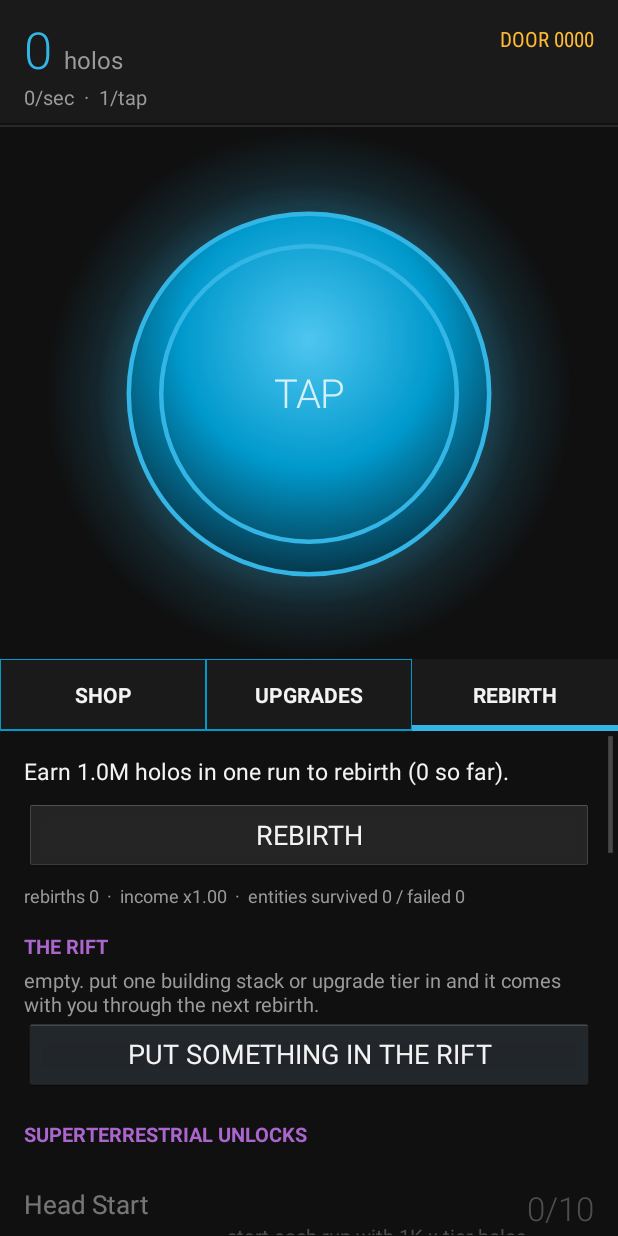
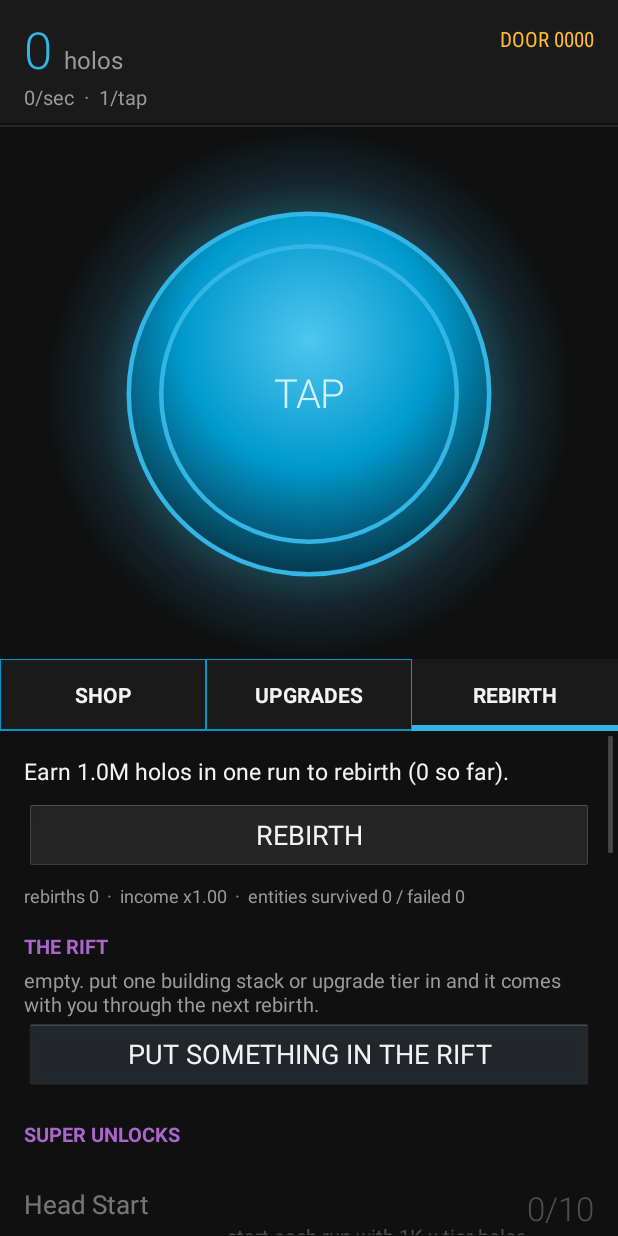
Before and after one commit to jhu7600codes/Zenless, an Android app: the MainActivity screen opened directly, with no data from a screen before it, after a tap on "REBIRTH", on a phone screen of 412 x 824 dp. Run offline under Robolectric (Android 15) with nearby library versions, the phone set to English and light mode, and no system bars; 1 other tap on this screen came first.

Commit message:
Admin rework: ADMIN button with a full cheat panel, rename to Supers
The admin toggle in the rebirth tab is replaced by an ADMIN button next
to the holo counter (after the first rebirth). It opens a panel to add
holos and Supers, open/skip doors, spawn any entity (hold for SUPER),
toggle no entities / invincible, switch difficulty mid run, force a
free rebirth, add rebirths, bump buildings, max upgrades and unlocks,
multiply income and run an autoclicker. Superterrestrial items are now
called Supers. Rebuilt apk.

Co-Authored-By: Claude Opus 5.5 <noreply@anthropic.com>
Claude-Session: https://claude.ai/code/session_01KLGVH1XqxFMwV4DYUYEroL

```diff
--- a/app/src/main/java/com/zenless/game/Economy.java
+++ b/app/src/main/java/com/zenless/game/Economy.java
@@ -13,9 +13,9 @@ public final class Economy {
         this.s = s;
     }
 
-    /** Permanent income multiplier from superterrestrial items and meta upgrades. */
+    /** Permanent income multiplier from Supers and meta upgrades (and the admin income cheat). */
     public double globalMult() {
-        return (1 + 0.10 * s.stLifetime) * (1 + 0.25 * s.meta[MetaUpgrade.ETERNAL_GLOW]);
+        return (1 + 0.10 * s.stLifetime) * (1 + 0.25 * s.meta[MetaUpgrade.ETERNAL_GLOW]) * s.cheatIncomeMult;
     }
 
     /** Per tier upgrade effects get scaled by this (super hard halves them). */
@@ -115,9 +115,18 @@ public final class Economy {
         return true;
     }
 
+    /** Admin: rebirth no matter how much was earned, at least 1 Super. */
+    public long forceRebirth() {
+        return doRebirth(Math.max(1, rebirthReward()));
+    }
+
     public long rebirth() {
         long reward = rebirthReward();
         if (reward <= 0) return 0;
+        return doRebirth(reward);
+    }
+
+    private long doRebirth(long reward) {
         s.stItems += reward;
         s.stLifetime += reward;
         s.rebirths++;
--- a/app/src/main/java/com/zenless/game/GameState.java
+++ b/app/src/main/java/com/zenless/game/GameState.java
@@ -43,6 +43,12 @@ public final class GameState {
     public int riftIndex;
     public boolean riftEverUsed;
     public long lifetimeTaps;
+
+    // admin panel cheats
+    public boolean cheatNoEntities;
+    public boolean cheatInvincible;
+    public boolean cheatAutoClick;
+    public int cheatIncomeMult = 1;
     public int survivedSuper;
     public double lifetimeEarned;
     public int entitiesSurvived;
@@ -76,6 +82,10 @@ public final class GameState {
         riftEverUsed = p.getBoolean("riftEverUsed", false);
         lifetimeTaps = p.getLong("lifetimeTaps", runTaps);
         survivedSuper = p.getInt("survivedSuper", 0);
+        cheatNoEntities = p.getBoolean("cheatNoEntities", false);
+        cheatInvincible = p.getBoolean("cheatInvincible", false);
+        cheatAutoClick = p.getBoolean("cheatAutoClick", false);
+        cheatIncomeMult = Math.max(1, p.getInt("cheatIncomeMult", 1));
     }
 
     /** Admin panel was used at some point: achievements and the rift are off for good. */
@@ -110,6 +120,10 @@ public final class GameState {
         e.putBoolean("riftEverUsed", riftEverUsed);
         e.putLong("lifetimeTaps", lifetimeTaps);
         e.putInt("survivedSuper", survivedSuper);
+        e.putBoolean("cheatNoEntities", cheatNoEntities);
+        e.putBoolean("cheatInvincible", cheatInvincible);
+        e.putBoolean("cheatAutoClick", cheatAutoClick);
+        e.putInt("cheatIncomeMult", cheatIncomeMult);
         e.apply();
     }
 
--- a/app/src/main/java/com/zenless/game/MainActivity.java
+++ b/app/src/main/java/com/zenless/game/MainActivity.java
@@ -12,11 +12,9 @@ import android.view.HapticFeedbackConstants;
 import android.view.View;
 import android.widget.AdapterView;
 import android.widget.Button;
-import android.widget.CompoundButton;
 import android.widget.FrameLayout;
 import android.widget.ListView;
 import android.widget.ProgressBar;
-import android.widget.Switch;
 import android.widget.TextView;
 import android.widget.Toast;
 
@@ -53,8 +51,9 @@ public class MainActivity extends Activity implements EventManager.Listener {
 
     private TextView rebirthInfo, statsText;
     private Button rebirthButton;
-    private View adminPanel, adminButtons;
-    private Switch adminSwitch;
+    private View adminButton;
+    private AdminPanel admin;
+    private long autoClickAcc;
     private TextView riftInfo;
     private Button riftButton;
 
@@ -99,6 +98,30 @@ public class MainActivity extends Activity implements EventManager.Listener {
 
         FrameLayout layer = (FrameLayout) findViewById(R.id.enemyLayer);
         events = new EventManager(this, layer, sfx, state, eco, this);
+        admin = new AdminPanel(this, state, eco, events, new AdminPanel.Host() {
+            @Override
+            public void refreshAll() {
+                MainActivity.this.refreshAll();
+            }
+
+            @Override
+            public boolean spawn(EnemyType t, boolean buffed) {
+                return events.trigger(t, buffed);
+            }
+
+            @Override
+            public void askDifficulty() {
+                refreshAll();
+                MainActivity.this.askDifficulty();
+            }
+        });
+        adminButton = findViewById(R.id.adminButton);
+        adminButton.setOnClickListener(new View.OnClickListener() {
+            @Override
+            public void onClick(View v) {
+                openAdmin();
+            }
+        });
         if (practice != null) {
             events.setDoorsEnabled(false);
             // wait for layout so the entity knows the screen size
@@ -189,6 +212,14 @@ public class MainActivity extends Activity implements EventManager.Listener {
             long dt = Math.min(100, now - lastFrame);
             lastFrame = now;
             events.tick(dt);
+            if (state.cheatAutoClick && !events.isActive()) {
+                // 15 taps a second
+                autoClickAcc += dt;
+                while (autoClickAcc >= 66) {
+                    autoClickAcc -= 66;
+                    circle.tapCenter();
+                }
+            }
             doorProgress.setProgress(events.isActive() ? 1000 : (int) (events.doorProgress() * 1000));
             handler.postDelayed(this, 16);
         }
@@ -345,10 +376,6 @@ public class MainActivity extends Activity implements EventManager.Listener {
         rebirthInfo = (TextView) header.findViewById(R.id.rebirthInfo);
         statsText = (TextView) header.findViewById(R.id.stats);
         rebirthButton = (Button) header.findViewById(R.id.rebirthButton);
-        adminPanel = header.findViewById(R.id.adminPanel);
-        adminButtons = header.findViewById(R.id.adminButtons);
-        adminSwitch = (Switch) header.findViewById(R.id.adminSwitch);
-
         rebirthButton.setOnClickListener(new View.OnClickListener() {
             @Override
             public void onClick(View v) {
@@ -356,19 +383,6 @@ public class MainActivity extends Activity implements EventManager.Listener {
             }
         });
 
-        adminSwitch.setChecked(state.adminEnabled);
-        adminSwitch.setOnCheckedChangeListener(new CompoundButton.OnCheckedChangeListener() {
-            @Override
-            public void onCheckedChanged(CompoundButton b, boolean on) {
-                if (on && !state.adminEverUsed) {
-                    confirmAdmin();
-                    return;
-                }
-                state.adminEnabled = on && state.adminUnlocked;
-                state.save(MainActivity.this);
-                refreshRebirth();
-            }
-        });
         riftInfo = (TextView) header.findViewById(R.id.riftInfo);
         riftButton = (Button) header.findViewById(R.id.riftButton);
         riftButton.setOnClickListener(new View.OnClickListener() {
@@ -377,12 +391,6 @@ public class MainActivity extends Activity implements EventManager.Listener {
                 pickRift();
             }
         });
-        bindSpawn(header, R.id.spawnA90, EnemyType.A90);
-        bindSpawn(header, R.id.spawnA90B, EnemyType.A90B);
-        bindSpawn(header, R.id.spawnRush, EnemyType.RUSH);
-        bindSpawn(header, R.id.spawnFigure, EnemyType.FIGURE);
-        bindSpawn(header, R.id.spawnSecret, EnemyType.SECRET);
-
         lists[2].addHeaderView(header, null, false);
         lists[2].setAdapter(new RowAdapter(MetaUpgrade.ALL.length) {
             @Override
@@ -393,7 +401,7 @@ public class MainActivity extends Activity implements EventManager.Listener {
                 long cost = m.costFor(tier);
                 r.title.setText(m.name);
                 r.subtitle.setText(m.effect);
-                r.cost.setText(maxed ? "MAXED" : cost + " superterrestrial item" + (cost == 1 ? "" : "s"));
+                r.cost.setText(maxed ? "MAXED" : cost + " Super" + (cost == 1 ? "" : "s"));
                 r.cost.setTextColor(getResources().getColor(R.color.holo_purple));
                 r.count.setText(String.format(Locale.US, "%d/%d", tier, m.maxTier));
                 return !maxed && state.stItems >= cost;
@@ -411,45 +419,27 @@ public class MainActivity extends Activity implements EventManager.Listener {
         });
     }
 
-    /** tap spawns the normal entity, long press the SUPER one */
-    private void bindSpawn(View root, int id, final EnemyType t) {
-        View b = root.findViewById(id);
-        b.setOnClickListener(new View.OnClickListener() {
-            @Override
-            public void onClick(View v) {
-                adminSpawn(t, false);
-            }
-        });
-        b.setOnLongClickListener(new View.OnLongClickListener() {
-            @Override
-            public boolean onLongClick(View v) {
-                adminSpawn(t, t != EnemyType.SECRET);
-                return true;
-            }
-        });
-    }
-
-    /** First time only: the admin panel turns progression off for this save forever. */
-    private void confirmAdmin() {
+    /** ADMIN button. First time only: warn that progression goes away for this save forever. */
+    private void openAdmin() {
+        if (events.isActive()) return;
+        if (state.adminEverUsed) {
+            admin.show();
+            return;
+        }
         new AlertDialog.Builder(this, AlertDialog.THEME_HOLO_DARK)
-                .setTitle("Enable the admin panel?")
+                .setTitle("Open the admin panel?")
                 .setMessage("progression disabled. you can't get achievements or use the rift inside this save."
-                        + "\n\nthis stays even if you turn the panel off again.")
-                .setCancelable(false)
-                .setNegativeButton("Cancel", new DialogInterface.OnClickListener() {
-                    @Override
-                    public void onClick(DialogInterface d, int w) {
-                        adminSwitch.setChecked(false);
-                    }
-                })
-                .setPositiveButton("Enable", new DialogInterface.OnClickListener() {
+                        + "\n\nthis stays for good once you open it.")
+                .setNegativeButton("Cancel", null)
+                .setPositiveButton("Open", new DialogInterface.OnClickListener() {
                     @Override
                     public void onClick(DialogInterface d, int w) {
                         state.adminEverUsed = true;
                         state.adminEnabled = true;
                         state.riftKind = GameState.RIFT_EMPTY;
                         state.save(MainActivity.this);
-                        refreshRebirth();
+                        refreshAll();
+                        admin.show();
                     }
                 })
                 .show();
@@ -489,10 +479,6 @@ public class MainActivity extends Activity implements EventManager.Listener {
                 .show();
     }
 
-    private void adminSpawn(EnemyType t, boolean buffed) {
-        if (!state.adminEnabled) return;
-        if (!events.trigger(t, buffed)) toast("something is already here");
-    }
 
     private void confirmRebirth() {
         final long reward = eco.rebirthReward();
@@ -503,11 +489,11 @@ public class MainActivity extends Activity implements EventManager.Listener {
         new AlertDialog.Builder(this, AlertDialog.THEME_HOLO_DARK)
                 .setTitle("Rebirth?")
                 .setMessage("Your holos, shop and upgrades reset.\n\nYou get " + reward
-                        + " superterrestrial item" + (reward == 1 ? "" : "s")
+                        + " Super" + (reward == 1 ? "" : "s")
                         + " (+10% income each, forever)."
                         + (state.riftLabel() != null && !state.progressionDisabled()
                         ? "\n\nThe rift carries " + state.riftLabel() + " into your next run." : "")
-                        + (state.adminUnlocked ? "" : "\n\nRebirthing also unlocks the admin panel."))
+                        + (state.adminUnlocked ? "" : "\n\nRebirthing also unlocks the ADMIN button."))
                 .setNegativeButton("Not yet", null)
                 .setPositiveButton("Rebirth", new DialogInterface.OnClickListener() {
                     @Override
@@ -520,7 +506,7 @@ public class MainActivity extends Activity implements EventManager.Listener {
                             state.save(MainActivity.this);
                             announce(Achievement.check(MainActivity.this, state,
                                     superHard ? Achievement.MASOCHIST : null));
-                            toast("reborn. +" + got + " superterrestrial items");
+                            toast("reborn. +" + got + " Supers");
                             refreshAll();
                             askDifficulty();
                         }
@@ -600,28 +586,26 @@ public class MainActivity extends Activity implements EventManager.Listener {
     // ---- ui refresh ----
 
     private void refreshTop() {
+        adminButton.setVisibility(state.adminUnlocked && practice == null ? View.VISIBLE : View.GONE);
         holosText.setText(Fmt.holos(state.holos));
         ratesText.setText(Fmt.holos(eco.hps()) + "/sec  ·  " + Fmt.holos(eco.clickPower()) + "/tap");
         doorText.setText(state.difficulty < 0
                 ? String.format(Locale.US, "DOOR %04d", state.door)
                 : String.format(Locale.US, "%s \u00b7 DOOR %04d", state.diff().label.toUpperCase(Locale.US), state.door));
         stText.setText(state.stLifetime > 0 || state.stItems > 0
-                ? state.stItems + " superterrestrial" : "");
+                ? state.stItems + " Supers" : "");
     }
 
     private void refreshRebirth() {
         long reward = eco.rebirthReward();
         rebirthInfo.setText(reward > 0
-                ? "Rebirth now for " + reward + " superterrestrial item" + (reward == 1 ? "" : "s") + "."
+                ? "Rebirth now for " + reward + " Super" + (reward == 1 ? "" : "s") + "."
                 : "Earn " + Fmt.holos(Economy.REBIRTH_MIN) + " holos in one run to rebirth ("
                 + Fmt.holos(state.runEarned) + " so far).");
         rebirthButton.setEnabled(reward > 0);
         statsText.setText(String.format(Locale.US,
                 "rebirths %d  ·  income x%.2f  ·  entities survived %d / failed %d",
                 state.rebirths, eco.globalMult(), state.entitiesSurvived, state.entitiesFailed));
-        adminPanel.setVisibility(state.adminUnlocked ? View.VISIBLE : View.GONE);
-        if (adminSwitch.isChecked() != state.adminEnabled) adminSwitch.setChecked(state.adminEnabled);
-        adminButtons.setVisibility(state.adminEnabled ? View.VISIBLE : View.GONE);
         if (state.progressionDisabled()) {
             riftInfo.setText("the rift is closed in this save.");
             riftButton.setEnabled(false);
--- a/app/src/main/java/com/zenless/game/MetaUpgrade.java
+++ b/app/src/main/java/com/zenless/game/MetaUpgrade.java
@@ -1,6 +1,6 @@
 package com.zenless.game;
 
-/** Permanent unlocks bought with superterrestrial items. Survive rebirths. */
+/** Permanent unlocks bought with Supers. Survive rebirths. */
 public final class MetaUpgrade {
     public static final int HEAD_START = 0;
     public static final int STARTER_DRONES = 1;
--- a/app/src/main/java/com/zenless/game/TutorialActivity.java
+++ b/app/src/main/java/com/zenless/game/TutorialActivity.java
@@ -76,10 +76,10 @@ public class TutorialActivity extends Activity {
                             + "almost nobody has seen it. if you do, don't let it get away."),
             new Page("Rebirth", null, false, null,
                     "once you've earned 1M holos in a run you can rebirth.\n\n"
-                            + "everything in the run resets, but you get superterrestrial items: "
+                            + "everything in the run resets, but you get Supers: "
                             + "+10% income each, forever, and you can spend them on permanent unlocks.\n\n"
                             + "more holos in a run means more items: 4M gives 2, 100M gives 10, 1B gives 31.\n\n"
-                            + "your first rebirth also unlocks the admin panel. careful: turning it on "
+                            + "your first rebirth also unlocks the ADMIN button next to your holos. careful: opening it "
                             + "disables achievements and the rift in that save for good."),
             new Page("The Rift", null, false, null,
                     "before you rebirth, put one thing in the rift: a building stack or an upgrade tier.\n\n"
--- a/app/src/main/res/layout/activity_main.xml
+++ b/app/src/main/res/layout/activity_main.xml
@@ -39,6 +39,24 @@
                 android:text="holos"
                 android:textColor="@color/text_secondary"
                 android:textSize="16sp" />
+
+            <TextView
+                android:id="@+id/adminButton"
+                android:layout_width="wrap_content"
+                android:layout_height="wrap_content"
+                android:layout_alignBaseline="@id/holos"
+                android:layout_marginLeft="10dp"
+                android:layout_toRightOf="@id/holosLabel"
+                android:background="@drawable/holo_button_bg"
+                android:paddingLeft="10dp"
+                android:paddingTop="4dp"
+                android:paddingRight="10dp"
+                android:paddingBottom="4dp"
+                android:text="ADMIN"
+                android:textColor="@color/holo_red"
+                android:textSize="12sp"
+                android:textStyle="bold"
+                android:visibility="gone" />
 
             <TextView
                 android:id="@+id/rates"
--- a/app/src/main/res/layout/rebirth_header.xml
+++ b/app/src/main/res/layout/rebirth_header.xml
@@ -52,97 +52,11 @@
         android:layout_height="wrap_content"
         android:text="PUT SOMETHING IN THE RIFT" />
 
-    <!-- admin panel, only after the first rebirth -->
-    <LinearLayout
-        android:id="@+id/adminPanel"
-        android:layout_width="match_parent"
-        android:layout_height="wrap_content"
-        android:layout_marginTop="16dp"
-        android:orientation="vertical"
-        android:visibility="gone">
-
-        <View
-            android:layout_width="match_parent"
-            android:layout_height="1dp"
-            android:background="@color/holo_blue_dark" />
-
-        <Switch
-            android:id="@+id/adminSwitch"
-            android:layout_width="match_parent"
-            android:layout_height="wrap_content"
-            android:layout_marginTop="8dp"
-            android:text="Admin panel"
-            android:textColor="@color/text_primary"
-            android:textSize="16sp" />
-
-        <LinearLayout
-            android:id="@+id/adminButtons"
-            android:layout_width="match_parent"
-            android:layout_height="wrap_content"
-            android:layout_marginTop="4dp"
-            android:orientation="vertical"
-            android:visibility="gone">
-
-            <TextView
-                android:layout_width="wrap_content"
-                android:layout_height="wrap_content"
-                android:text="spawn an entity now (hold for the SUPER version)"
-                android:textColor="@color/text_secondary"
-                android:textSize="12sp" />
-
-            <LinearLayout
-                android:layout_width="match_parent"
-                android:layout_height="wrap_content"
-                android:orientation="horizontal">
-
-                <Button
-                    android:id="@+id/spawnA90"
-                    style="@style/HoloButton"
-                    android:layout_width="0dp"
-                    android:layout_height="wrap_content"
-                    android:layout_weight="1"
-                    android:text="A-90" />
-
-                <Button
-                    android:id="@+id/spawnA90B"
-                    style="@style/HoloButton"
-                    android:layout_width="0dp"
-                    android:layout_height="wrap_content"
-                    android:layout_weight="1"
-                    android:text="A-90B" />
-
-                <Button
-                    android:id="@+id/spawnRush"
-                    style="@style/HoloButton"
-                    android:layout_width="0dp"
-                    android:layout_height="wrap_content"
-                    android:layout_weight="1"
-                    android:text="RUSH" />
-
-                <Button
-                    android:id="@+id/spawnFigure"
-                    style="@style/HoloButton"
-                    android:layout_width="0dp"
-                    android:layout_height="wrap_content"
-                    android:layout_weight="1"
-                    android:text="FIGURE" />
-
-                <Button
-                    android:id="@+id/spawnSecret"
-                    style="@style/HoloButton"
-                    android:layout_width="0dp"
-                    android:layout_height="wrap_content"
-                    android:layout_weight="0.7"
-                    android:text="\?\?\?" />
-            </LinearLayout>
-        </LinearLayout>
-    </LinearLayout>
-
     <TextView
         android:layout_width="match_parent"
         android:layout_height="wrap_content"
         android:layout_marginTop="20dp"
-        android:text="SUPERTERRESTRIAL UNLOCKS"
+        android:text="SUPER UNLOCKS"
         android:textColor="@color/holo_purple"
         android:textSize="13sp"
         android:textStyle="bold" />
```
Also changed, not shown: app/src/main/java/com/zenless/game/AdminPanel.java (added, +311 -0 lines), app/src/main/java/com/zenless/game/enemy/EventManager.java (+16 -0 lines), 2 other files.
